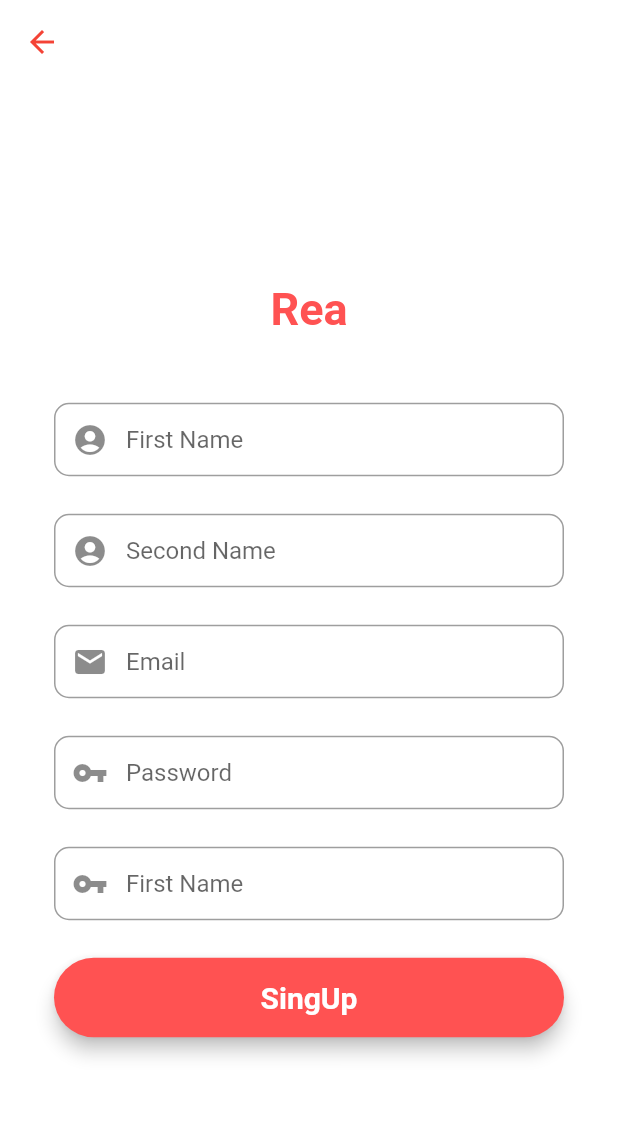
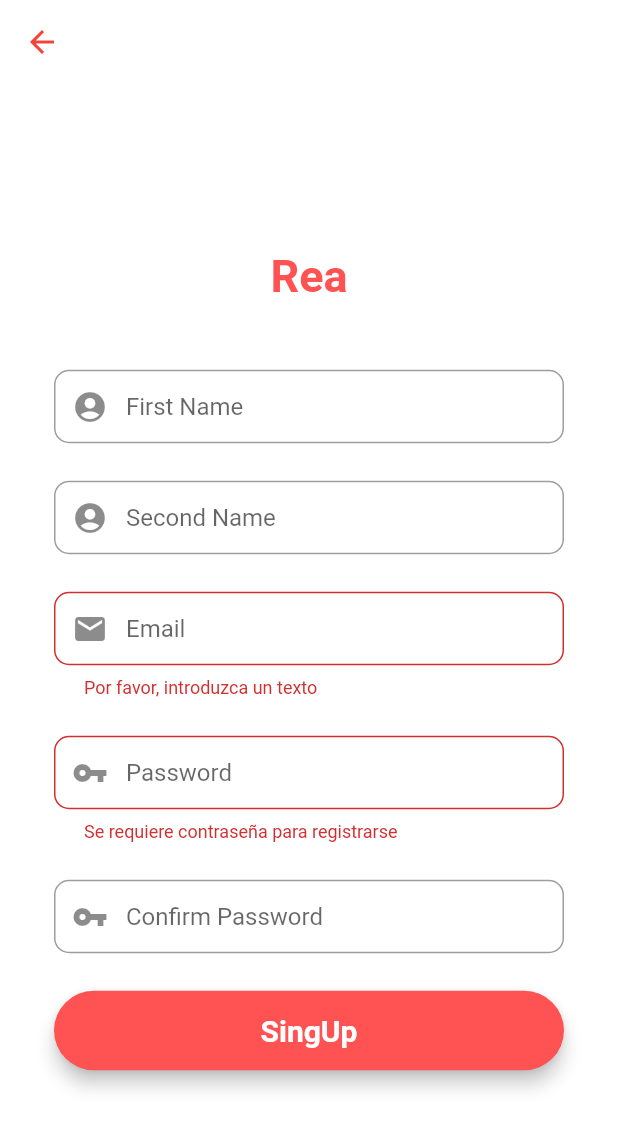
Before and after one commit to tutostrucoscode/rea, a Flutter app: the RegistrationScreen screen opened directly, after a tap on "SingUp", on a phone screen of 412 x 824 dp. Shown: the top 1129 px of the screen. Run offline on Flutter 3.47's test engine with Material 2 defaults, Android fonts, the phone set to English and light mode, and no system bars; our stand-ins replace bloc, cloud_firestore, equatable, firebase_auth, firebase_core, flutter_bloc and 1 more; accounts and stored records are empty.

Commit message:
firebase register user
-Se modifico el registro para poder conectarse con firebase auth

```diff
--- a/lib/domain/entities/user_entity.dart
+++ b/lib/domain/entities/user_entity.dart
@@ -3,25 +3,24 @@ import 'package:equatable/equatable.dart';
 class UserEntity extends Equatable {
   final String name;
   final String email;
-  final String phoneNumber;
+  final String password;
   final bool? isOnline;
   final String uid;
   final String? profileUrl;
 
-  UserEntity({
-    required this.name,
-    required this.email,
-    required this.phoneNumber,
-    this.isOnline,
-    required this.uid,
-    required this.profileUrl,
-  });
+  const UserEntity(
+      {required this.name,
+      required this.email,
+      required this.password,
+      this.isOnline,
+      required this.uid,
+      required this.profileUrl});
 
   @override
   List<dynamic> get props => [
         name,
         email,
-        phoneNumber,
+        password,
         isOnline,
         uid,
         profileUrl,
--- a/lib/ui/screens/registerScreen.dart
+++ b/lib/ui/screens/registerScreen.dart
@@ -1,4 +1,8 @@
+import 'package:cloud_firestore/cloud_firestore.dart';
+import 'package:firebase_auth/firebase_auth.dart';
 import 'package:flutter/material.dart';
+import 'package:rea/domain/models/user_model.dart';
+import 'package:rea/ui/screens/homeScreen.dart';
 
 class RegistrationScreen extends StatefulWidget {
   const RegistrationScreen({Key? key}) : super(key: key);
@@ -8,6 +12,7 @@ class RegistrationScreen extends StatefulWidget {
 }
 
 class _RegistrationScreenState extends State<RegistrationScreen> {
+  final _auth = FirebaseAuth.instance;
   final _fomKey = GlobalKey<FormState>();
 
   final firstNameController = TextEditingController();
@@ -50,6 +55,16 @@ class _RegistrationScreenState extends State<RegistrationScreen> {
       autofocus: false,
       controller: emailEditingController,
       keyboardType: TextInputType.emailAddress,
+      validator: (value) {
+        if (value!.isEmpty) {
+          return 'Por favor, introduzca un texto';
+        }
+        if (!RegExp(r'^[a-zA-Z0-9.]+@[a-zA-Z0-9]+\.[a-zA-Z]+')
+            .hasMatch(value)) {
+          return 'Por favor introduzca una dirección de correo electrónico válida';
+        }
+        return null;
+      },
       onSaved: (value) {
         emailEditingController.text = value!;
       },
@@ -63,7 +78,17 @@ class _RegistrationScreenState extends State<RegistrationScreen> {
     final passwordEditingField = TextFormField(
       autofocus: false,
       controller: passwordEditingController,
+      keyboardType: TextInputType.name,
       obscureText: true,
+      validator: (value) {
+        RegExp regExp = RegExp(r'^(?=.*[A-Za-z])(?=.*\d)[A-Za-z\d]{8,}$');
+        if (value!.isEmpty) {
+          return 'Se requiere contraseña para registrarse';
+        }
+        /*if (!regExp.hasMatch(value)) {
+          return 'La contraseña debe contener al menos 8 caracteres, una letra mayúscula y un número';
+        }*/
+      },
       onSaved: (value) {
         passwordEditingController.text = value!;
       },
@@ -76,8 +101,16 @@ class _RegistrationScreenState extends State<RegistrationScreen> {
     );
     final confirmPasswordEditingField = TextFormField(
       autofocus: false,
-      controller: firstNameController,
+      controller: confirmPasswordEditingController,
       obscureText: true,
+      validator: (value) {
+        if (confirmPasswordEditingController.text.length > 6 &&
+            confirmPasswordEditingController.text !=
+                passwordEditingController.text) {
+          return 'Las contraseñas no coinciden';
+        }
+        return null;
+      },
       onSaved: (value) {
         confirmPasswordEditingController.text = value!;
       },
@@ -85,7 +118,7 @@ class _RegistrationScreenState extends State<RegistrationScreen> {
       decoration: InputDecoration(
           prefixIcon: const Icon(Icons.vpn_key),
           contentPadding: const EdgeInsets.fromLTRB(20, 15, 20, 15),
-          hintText: "First Name",
+          hintText: "Confirm Password",
           border: OutlineInputBorder(borderRadius: BorderRadius.circular(10))),
     );
     final signUpButton = Material(
@@ -95,7 +128,9 @@ class _RegistrationScreenState extends State<RegistrationScreen> {
       child: MaterialButton(
         padding: const EdgeInsets.fromLTRB(20, 15, 20, 15),
         minWidth: MediaQuery.of(context).size.width,
-        onPressed: () {},
+        onPressed: () {
+          signUp(emailEditingController.text, passwordEditingController.text);
+        },
         child: const Text("SingUp",
             textAlign: TextAlign.center,
             style: TextStyle(
@@ -165,4 +200,34 @@ class _RegistrationScreenState extends State<RegistrationScreen> {
       ),
     );
   }
+
+  void signUp(String email, String password) async {
+    if (_fomKey.currentState!.validate()) {
+      await _auth
+          .createUserWithEmailAndPassword(email: email, password: password)
+          .then((value) => postDetailsToFirestore())
+          .catchError((error) => print(error));
+    }
+  }
+
+  void postDetailsToFirestore() async {
+    FirebaseFirestore firebaseFirestore = FirebaseFirestore.instance;
+    User? user = _auth.currentUser;
+
+    UserModel userModel = UserModel(
+        firstName: firstNameController.text,
+        secondName: secondNameController.text,
+        email: user!.email,
+        uid: user.uid);
+
+    await firebaseFirestore
+        .collection("users")
+        .doc(user.uid)
+        .set(userModel.toMap());
+
+    Navigator.pushAndRemoveUntil(
+        context,
+        MaterialPageRoute(builder: (context) => const HomeScreen()),
+        (route) => false);
+  }
 }
```
Also changed, not shown: lib/domain/models/user_model.dart (+18 -31 lines), lib/infraestructure/firebase/dao/firebase_auth_dao.dart (+1 -8 lines).
